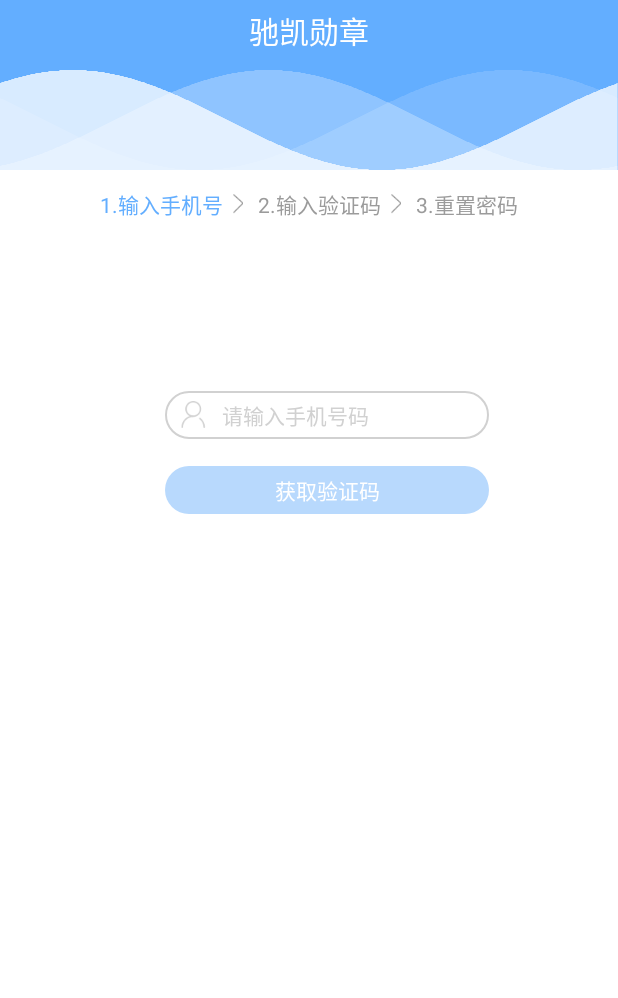
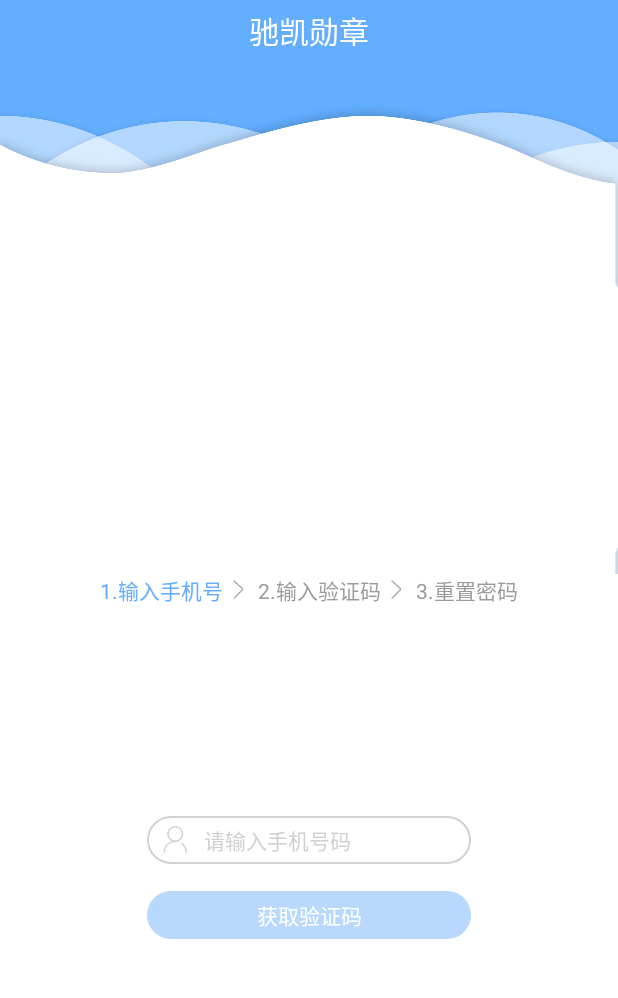
Before and after one commit to bushangkoukou/-, an Android app: the ResetPasswordActivity screen opened directly, with no data from a screen before it, on a phone screen of 412 x 824 dp, the part 192-1190 px from its top. Run offline under Robolectric (Android 15) with nearby library versions, the phone set to English and light mode, and no system bars; our stand-ins replace ButterKnife; libraries missing offline, so code that uses them is left out: com.andexert.library; plain views replace RippleView.

Commit message:
调整页面布局

```diff
--- a/app/src/main/java/com/ickkey/dzhousekeeper/activity/ResetPasswordActivity.java
+++ b/app/src/main/java/com/ickkey/dzhousekeeper/activity/ResetPasswordActivity.java
@@ -18,7 +18,6 @@ import com.ickkey.dzhousekeeper.net.response.BaseResponse;
 import com.ickkey.dzhousekeeper.net.response.GetVerifyResp;
 import com.ickkey.dzhousekeeper.utils.DialogUtils;
 import com.ickkey.dzhousekeeper.utils.ValidatorUtils;
-import com.ickkey.dzhousekeeper.view.WaveView;
 
 import butterknife.BindView;
 import butterknife.OnClick;
@@ -29,8 +28,6 @@ import butterknife.OnClick;
  */
 
 public class ResetPasswordActivity extends BaseActivity {
-    @BindView(R.id.waveView)
-    WaveView waveView;
     @BindView(R.id.ll_phone)
     LinearLayout ll_phone;
     @BindView(R.id.ll_pwd)
@@ -75,8 +72,6 @@ public class ResetPasswordActivity extends BaseActivity {
 
     @Override
     void init() {
-        waveView.setWaterAlpha(1f);
-        waveView.changWater(0.7f);
 
         btn_verify.setClickable(false);
         btn_verify.setBackgroundResource(R.drawable.login_btn_bg_disable);
@@ -230,21 +225,4 @@ public class ResetPasswordActivity extends BaseActivity {
         }
     }
 
-
-    @Override
-    protected void onResume() {
-        waveView.startWave();
-        super.onResume();
-    }
-
-    @Override
-    protected void onPause() {
-        waveView.postDelayed(new Runnable() {
-            @Override
-            public void run() {
-                waveView.stopWave();
-            }
-        }, 500);
-        super.onPause();
-    }
 }
--- a/app/src/main/res/layout/activity_resetpassword_layout.xml
+++ b/app/src/main/res/layout/activity_resetpassword_layout.xml
@@ -1,11 +1,16 @@
 <?xml version="1.0" encoding="utf-8"?>
-<LinearLayout xmlns:android="http://schemas.android.com/apk/res/android"
+<FrameLayout xmlns:android="http://schemas.android.com/apk/res/android"
     android:layout_width="match_parent"
     android:layout_height="match_parent"
-    android:orientation="vertical"
-    android:background="@color/colorPrimaryDark">
+    android:background="@color/colorPrimaryDark"
+    android:orientation="vertical">
 
-    <include layout="@layout/topbar_layout"/>
+    <LinearLayout
+        android:layout_width="match_parent"
+        android:layout_height="match_parent"
+        android:orientation="vertical">
+
+        <include layout="@layout/topbar_layout" />
 
         <ImageView
             android:id="@+id/iv_logo"
@@ -25,28 +30,30 @@
             android:textColor="@color/white"
             android:textSize="20sp" />
 
-    <RelativeLayout
+        <ImageView
             android:layout_width="match_parent"
-        android:layout_height="match_parent">
+            android:layout_height="wrap_content"
+            android:contentDescription="@string/app_name"
+            android:src="@drawable/bg_common"
+            android:scaleType="fitXY"
+            android:layout_marginTop="30dp"/>
 
-        <com.ickkey.dzhousekeeper.view.WaveView
-            android:id="@+id/waveView"
-            android:layout_width="match_parent"
-            android:layout_height="150dp" />
+
+    </LinearLayout>
 
     <RelativeLayout
         android:layout_width="match_parent"
-            android:layout_height="match_parent"
-            android:layout_below="@id/waveView"
-            android:layout_marginTop="-60dp"
+        android:layout_height="wrap_content"
+        android:layout_gravity="bottom"
+        android:paddingBottom="70dp"
         android:background="@color/white">
 
         <LinearLayout
+            android:id="@+id/linearLayout"
             android:layout_width="wrap_content"
             android:layout_height="wrap_content"
             android:layout_centerHorizontal="true"
-                android:orientation="horizontal"
-                android:id="@+id/linearLayout">
+            android:orientation="horizontal">
 
             <TextView
                 android:id="@+id/tv_step1"
@@ -75,16 +82,18 @@
         </LinearLayout>
 
         <LinearLayout
+            android:layout_width="wrap_content"
+            android:layout_height="wrap_content"
+            android:orientation="vertical"
+            android:layout_below="@id/linearLayout"
+            android:layout_marginTop="140dp"
+            android:layout_centerHorizontal="true">
+
+            <LinearLayout
                 android:id="@+id/ll_phone"
                 android:layout_width="wrap_content"
                 android:layout_height="wrap_content"
-                android:orientation="vertical"
-                android:layout_below="@+id/linearLayout"
-                android:layout_alignRight="@+id/linearLayout"
-                android:layout_alignEnd="@+id/linearLayout"
-                android:layout_marginRight="19dp"
-                android:layout_marginEnd="19dp"
-                android:layout_marginTop="114dp">
+                android:orientation="vertical">
 
                 <RelativeLayout
                     android:layout_width="216dp"
@@ -113,7 +122,6 @@
                     android:id="@+id/btn_verify"
                     android:layout_width="216dp"
                     android:layout_height="32dp"
-                    android:layout_marginBottom="124dp"
                     android:layout_marginTop="18dp"
                     android:background="@drawable/login_btn_bg"
                     android:gravity="center"
@@ -126,8 +134,6 @@
                 android:id="@+id/ll_verify"
                 android:layout_width="wrap_content"
                 android:layout_height="wrap_content"
-                android:layout_alignParentBottom="true"
-                android:layout_centerHorizontal="true"
                 android:orientation="vertical"
                 android:visibility="gone">
 
@@ -158,7 +164,6 @@
                     android:id="@+id/btn_submit_verify"
                     android:layout_width="216dp"
                     android:layout_height="32dp"
-                    android:layout_marginBottom="124dp"
                     android:layout_marginTop="18dp"
                     android:background="@drawable/login_btn_bg_disable"
                     android:gravity="center"
@@ -171,8 +176,6 @@
                 android:id="@+id/ll_pwd"
                 android:layout_width="wrap_content"
                 android:layout_height="wrap_content"
-                android:layout_alignParentBottom="true"
-                android:layout_centerHorizontal="true"
                 android:orientation="vertical"
                 android:visibility="gone">
 
@@ -217,7 +220,6 @@
                     android:id="@+id/btn_register"
                     android:layout_width="216dp"
                     android:layout_height="32dp"
-                    android:layout_marginBottom="124dp"
                     android:layout_marginTop="18dp"
                     android:background="@drawable/login_btn_bg_disable"
                     android:gravity="center"
@@ -225,8 +227,8 @@
                     android:textColor="@android:color/white"
                     android:textSize="14sp" />
             </LinearLayout>
-        </RelativeLayout>
+        </LinearLayout>
+
 
     </RelativeLayout>
-
-</LinearLayout>
+</FrameLayout>
```
Also changed, not shown: app/src/main/java/com/ickkey/dzhousekeeper/activity/LaunchActivity.java (+7 -1 lines), app/src/main/java/com/ickkey/dzhousekeeper/activity/LoginActivity.java (+1 -25 lines), app/src/main/java/com/ickkey/dzhousekeeper/activity/RegisterActivity.java (+0 -23 lines), app/src/main/java/com/ickkey/dzhousekeeper/view/WaveView.java (+15 -7 lines), app/src/main/res/layout/activity_login_layout.xml (+23 -13 lines), app/src/main/res/layout/activity_registe_layout.xml (+34 -32 lines), app/src/main/res/drawable-xxhdpi/bg_common.png (added). Lines whose indentation alone changed are shown as unchanged.
